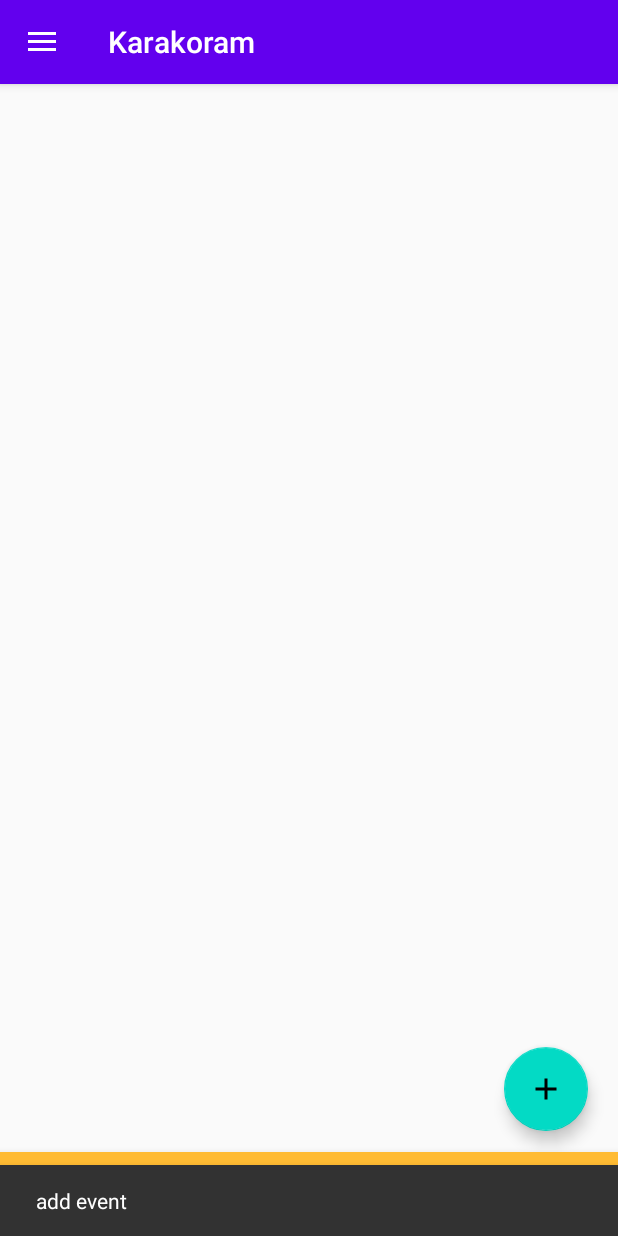
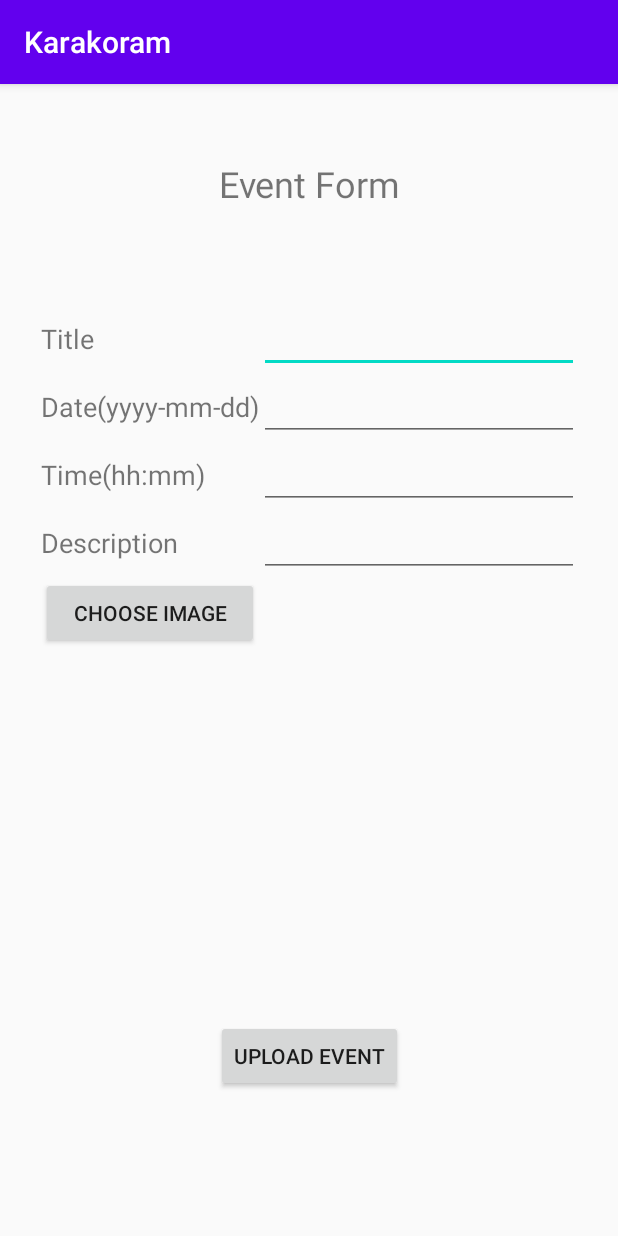
Before and after one commit to sauravmittal001/Karakoram, an Android app: the screen it shows after launch (MainActivity before the commit, EventFormActivity after it), after a tap on an icon or button, on a phone screen of 412 x 824 dp. Run offline under Robolectric (Android 15) with nearby library versions, the phone set to English and light mode, and no system bars; our stand-ins replace Firebase (no records; nobody signed in at launch, a user with empty details on screens opened directly).

Commit message:
bill and event form

```diff
--- a/app/src/main/AndroidManifest.xml
+++ b/app/src/main/AndroidManifest.xml
@@ -22,6 +22,8 @@
         <activity android:name=".activity.AboutActivity" />
         <activity android:name=".activity.UserInfoActivity" />
         <activity android:name=".activity.HostelBillDescription"/>
+        <activity android:name=".activity.EventFormActivity"/>
+        <activity android:name=".activity.BillFormActivity"/>
         <activity android:name=".childFragment.bill.fullscreenimage.fullimageActivity" />
         <activity
             android:name=".activity.MainActivity"
--- a/app/src/main/java/com/example/karakoram/FirebaseQuery.java
+++ b/app/src/main/java/com/example/karakoram/FirebaseQuery.java
@@ -3,9 +3,9 @@ package com.example.karakoram;
 import android.net.Uri;
 import android.util.Log;
 
-import com.example.karakoram.resources.Category;
-import com.example.karakoram.resources.Event;
-import com.example.karakoram.resources.HostelBill;
+import com.example.karakoram.resource.Category;
+import com.example.karakoram.resource.Event;
+import com.example.karakoram.resource.HostelBill;
 import com.google.firebase.database.DatabaseReference;
 import com.google.firebase.database.FirebaseDatabase;
 import com.google.firebase.database.Query;
--- a/app/src/main/java/com/example/karakoram/adapter/EventAdapter.java
+++ b/app/src/main/java/com/example/karakoram/adapter/EventAdapter.java
@@ -11,7 +11,7 @@ import androidx.annotation.NonNull;
 import androidx.annotation.Nullable;
 
 import com.example.karakoram.R;
-import com.example.karakoram.resources.Event;
+import com.example.karakoram.resource.Event;
 
 import java.util.ArrayList;
 
--- a/app/src/main/java/com/example/karakoram/adapter/HostelBillAdapter.java
+++ b/app/src/main/java/com/example/karakoram/adapter/HostelBillAdapter.java
@@ -12,7 +12,7 @@ import androidx.annotation.NonNull;
 import androidx.annotation.Nullable;
 
 import com.example.karakoram.R;
-import com.example.karakoram.resources.HostelBill;
+import com.example.karakoram.resource.HostelBill;
 
 import java.util.ArrayList;
 
--- a/app/src/main/java/com/example/karakoram/childFragment/bill/billCultFragment.java
+++ b/app/src/main/java/com/example/karakoram/childFragment/bill/billCultFragment.java
@@ -14,6 +14,7 @@ import android.widget.GridView;
 import android.widget.ListView;
 
 import com.example.karakoram.R;
+import com.example.karakoram.activity.BillFormActivity;
 import com.example.karakoram.childFragment.bill.fullscreenimage.fullimageActivity;
 import com.example.karakoram.childFragment.bill.imageadapter.imageAdapter;
 import com.google.android.material.floatingactionbutton.FloatingActionButton;
@@ -61,7 +62,8 @@ public class billCultFragment extends Fragment {
         fab.setOnClickListener(new View.OnClickListener() {
             @Override
             public void onClick(View v) {
-                Intent intent=new Intent("android.media.action.IMAGE_CAPTURE");
+//                Intent intent=new Intent("android.media.action.IMAGE_CAPTURE");
+                Intent intent = new Intent(getContext().getApplicationContext(), BillFormActivity.class);
                 startActivity(intent);
 
             }
--- a/app/src/main/java/com/example/karakoram/childFragment/bill/billMaintFragment.java
+++ b/app/src/main/java/com/example/karakoram/childFragment/bill/billMaintFragment.java
@@ -14,6 +14,7 @@ import android.widget.GridView;
 import android.widget.ListView;
 
 import com.example.karakoram.R;
+import com.example.karakoram.activity.BillFormActivity;
 import com.example.karakoram.childFragment.bill.fullscreenimage.fullimageActivity;
 import com.example.karakoram.childFragment.bill.imageadapter.imageAdapter;
 import com.google.android.material.floatingactionbutton.FloatingActionButton;
@@ -61,7 +62,8 @@ public class billMaintFragment extends Fragment {
         fab.setOnClickListener(new View.OnClickListener() {
             @Override
             public void onClick(View v) {
-                Intent intent=new Intent("android.media.action.IMAGE_CAPTURE");
+//                Intent intent=new Intent("android.media.action.IMAGE_CAPTURE");
+                Intent intent = new Intent(getContext().getApplicationContext(), BillFormActivity.class);
                 startActivity(intent);
 
             }
--- a/app/src/main/java/com/example/karakoram/childFragment/bill/billOthersFragment.java
+++ b/app/src/main/java/com/example/karakoram/childFragment/bill/billOthersFragment.java
@@ -15,6 +15,7 @@ import android.widget.ListView;
 import android.widget.Toast;
 
 import com.example.karakoram.R;
+import com.example.karakoram.activity.BillFormActivity;
 import com.example.karakoram.childFragment.bill.fullscreenimage.fullimageActivity;
 import com.example.karakoram.childFragment.bill.imageadapter.imageAdapter;
 import com.google.android.material.floatingactionbutton.FloatingActionButton;
@@ -69,7 +70,8 @@ public class billOthersFragment extends Fragment {
         fab.setOnClickListener(new View.OnClickListener() {
             @Override
             public void onClick(View v) {
-                Intent intent=new Intent("android.media.action.IMAGE_CAPTURE");
+//                Intent intent=new Intent("android.media.action.IMAGE_CAPTURE");
+                Intent intent = new Intent(getContext().getApplicationContext(), BillFormActivity.class);
                 startActivity(intent);
 
             }
--- a/app/src/main/java/com/example/karakoram/childFragment/bill/billSportsFragment.java
+++ b/app/src/main/java/com/example/karakoram/childFragment/bill/billSportsFragment.java
@@ -14,6 +14,7 @@ import android.widget.GridView;
 import android.widget.ListView;
 
 import com.example.karakoram.R;
+import com.example.karakoram.activity.BillFormActivity;
 import com.example.karakoram.childFragment.bill.imageadapter.imageAdapter;
 import com.example.karakoram.childFragment.bill.fullscreenimage.fullimageActivity;
 import com.example.karakoram.childFragment.bill.imageadapter.imageAdapter;
@@ -62,7 +63,8 @@ public class billSportsFragment extends Fragment {
         fab.setOnClickListener(new View.OnClickListener() {
             @Override
             public void onClick(View v) {
-                Intent intent=new Intent("android.media.action.IMAGE_CAPTURE");
+//                Intent intent=new Intent("android.media.action.IMAGE_CAPTURE");
+                Intent intent = new Intent(getContext().getApplicationContext(), BillFormActivity.class);
                 startActivity(intent);
 
             }
--- a/app/src/main/java/com/example/karakoram/parentFragment/HomeFragment.java
+++ b/app/src/main/java/com/example/karakoram/parentFragment/HomeFragment.java
@@ -14,7 +14,8 @@ import androidx.fragment.app.Fragment;
 
 import com.example.karakoram.FirebaseQuery;
 import com.example.karakoram.R;
-import com.example.karakoram.resources.Event;
+import com.example.karakoram.activity.EventFormActivity;
+import com.example.karakoram.resource.Event;
 import com.example.karakoram.adapter.EventAdapter;
 import com.example.karakoram.childFragment.EventResources.EventDescription;
 import com.google.android.material.floatingactionbutton.FloatingActionButton;
@@ -22,6 +23,7 @@ import com.google.android.material.snackbar.Snackbar;
 import com.google.firebase.database.DataSnapshot;
 import com.google.firebase.database.DatabaseError;
 import com.google.firebase.database.ValueEventListener;
+import com.example.karakoram.activity.EventFormActivity;
 
 import java.util.ArrayList;
 
@@ -77,8 +79,10 @@ public class HomeFragment extends Fragment {
         fab.setOnClickListener(new View.OnClickListener() {
             @Override
             public void onClick(View v) {
+                Snackbar.make(v, "add event", Snackbar.LENGTH_LONG).setAction("Action", null).show();
+                Intent intent = new Intent(getActivity().getApplicationContext(), EventFormActivity.class);
+                startActivity(intent);
 
-                Snackbar.make(v, "add event", Snackbar.LENGTH_LONG).setAction("Action", null).show();
             }
         });
     }
--- a/app/src/main/java/com/example/karakoram/resources/Category.java
+++ b/app/src/main/java/com/example/karakoram/resource/Category.java
@@ -1,4 +1,4 @@
-package com.example.karakoram.resources;
+package com.example.karakoram.resource;
 
 public enum Category {
     Mess,
--- a/app/src/main/java/com/example/karakoram/resources/Event.java
+++ b/app/src/main/java/com/example/karakoram/resource/Event.java
@@ -1,4 +1,4 @@
-package com.example.karakoram.resources;
+package com.example.karakoram.resource;
 
 import java.util.Date;
 
--- a/app/src/main/java/com/example/karakoram/resources/HostelBill.java
+++ b/app/src/main/java/com/example/karakoram/resource/HostelBill.java
@@ -1,4 +1,4 @@
-package com.example.karakoram.resources;
+package com.example.karakoram.resource;
 
 
 public class HostelBill {
--- /dev/null
+++ b/app/src/main/res/layout/activity_event_form.xml
@@ -0,0 +1,152 @@
+<?xml version="1.0" encoding="utf-8"?>
+<androidx.constraintlayout.widget.ConstraintLayout xmlns:android="http://schemas.android.com/apk/res/android"
+    xmlns:app="http://schemas.android.com/apk/res-auto"
+    xmlns:tools="http://schemas.android.com/tools"
+    android:layout_width="match_parent"
+    android:layout_height="match_parent"
+    tools:context=".activity.EventFormActivity">
+
+
+    <TableLayout
+        android:id="@+id/userDetails"
+        android:layout_width="358dp"
+        android:layout_height="380dp"
+        android:layout_marginTop="50dp"
+        app:layout_constraintEnd_toEndOf="parent"
+        app:layout_constraintStart_toStartOf="parent"
+        app:layout_constraintTop_toBottomOf="@+id/heading_event_form">
+
+        <TableRow
+            android:id="@+id/title_row"
+            android:layout_width="match_parent"
+            android:layout_height="match_parent">
+
+            <TextView
+                android:id="@+id/textView2"
+                android:layout_width="wrap_content"
+                android:layout_height="wrap_content"
+                android:text="Title"
+                android:textSize="18sp" />
+
+            <EditText
+                android:id="@+id/title_input"
+                android:layout_width="wrap_content"
+                android:layout_height="wrap_content"
+                android:ems="10"
+                android:inputType="text"
+                android:textAlignment="center" />
+
+        </TableRow>
+
+        <TableRow
+            android:id="@+id/date_row"
+            android:layout_width="match_parent"
+            android:layout_height="match_parent">
+
+            <TextView
+                android:id="@+id/textView3"
+                android:layout_width="wrap_content"
+                android:layout_height="wrap_content"
+                android:text="Date(yyyy-mm-dd)"
+                android:textSize="18sp" />
+
+            <EditText
+                android:id="@+id/date_input"
+                android:layout_width="wrap_content"
+                android:layout_height="wrap_content"
+                android:ems="10"
+                android:inputType="date"
+                android:textAlignment="center" />
+
+        </TableRow>
+
+        <TableRow
+            android:id="@+id/time_row"
+            android:layout_width="match_parent"
+            android:layout_height="match_parent">
+
+            <TextView
+                android:id="@+id/textView4"
+                android:layout_width="wrap_content"
+                android:layout_height="wrap_content"
+                android:text="Time(hh:mm)"
+                android:textSize="18sp" />
+
+            <EditText
+                android:id="@+id/time_input"
+                android:layout_width="wrap_content"
+                android:layout_height="wrap_content"
+                android:ems="10"
+                android:inputType="time"
+                android:textAlignment="center" />
+
+        </TableRow>
+
+        <TableRow
+            android:id="@+id/description_row"
+            android:layout_width="match_parent"
+            android:layout_height="match_parent">
+
+            <TextView
+                android:id="@+id/textView5"
+                android:layout_width="wrap_content"
+                android:layout_height="wrap_content"
+                android:text="Description"
+                android:textSize="18sp" />
+
+            <EditText
+                android:id="@+id/description_input"
+                android:layout_width="wrap_content"
+                android:layout_height="wrap_content"
+                android:ems="10"
+                android:inputType="text"
+                android:textAlignment="center" />
+
+        </TableRow>
+
+        <TableRow
+            android:id="@+id/image_row"
+            android:layout_width="match_parent"
+            android:layout_height="match_parent">
+
+            <Button
+                android:id="@+id/choose_image"
+                android:layout_width="wrap_content"
+                android:layout_height="wrap_content"
+                android:onClick="onClickChooseImage"
+                android:text="Choose Image" />
+
+            <ImageView
+                android:id="@+id/image_chosen"
+                android:layout_width="wrap_content"
+                android:layout_height="wrap_content"
+                tools:srcCompat="@tools:sample/avatars" />
+
+        </TableRow>
+
+    </TableLayout>
+
+    <TextView
+        android:id="@+id/heading_event_form"
+        android:layout_width="135dp"
+        android:layout_height="47dp"
+        android:layout_marginTop="50dp"
+        android:text="Event Form"
+        android:textAlignment="center"
+        android:textSize="24sp"
+        app:layout_constraintEnd_toEndOf="parent"
+        app:layout_constraintStart_toStartOf="parent"
+        app:layout_constraintTop_toTopOf="parent" />
+
+    <Button
+        android:id="@+id/upload_event_form_button"
+        android:layout_width="wrap_content"
+        android:layout_height="wrap_content"
+        android:onClick="onClickUpdateEvent"
+        android:text="Upload Event"
+        app:layout_constraintBottom_toBottomOf="parent"
+        app:layout_constraintEnd_toEndOf="parent"
+        app:layout_constraintStart_toStartOf="parent"
+        app:layout_constraintTop_toBottomOf="@+id/userDetails" />
+
+</androidx.constraintlayout.widget.ConstraintLayout>
```
Also changed, not shown: app/src/main/java/com/example/karakoram/activity/BillFormActivity.java (added, +56 -0 lines), app/src/main/java/com/example/karakoram/activity/EventFormActivity.java (added, +59 -0 lines), app/src/main/java/com/example/karakoram/childFragment/bill/billMessFragment.java (+5 -3 lines), app/src/main/java/com/example/karakoram/parentFragment/billFragment.java (+0 -10 lines), app/src/main/res/layout/activity_bill_form.xml (added, +108 -0 lines).
